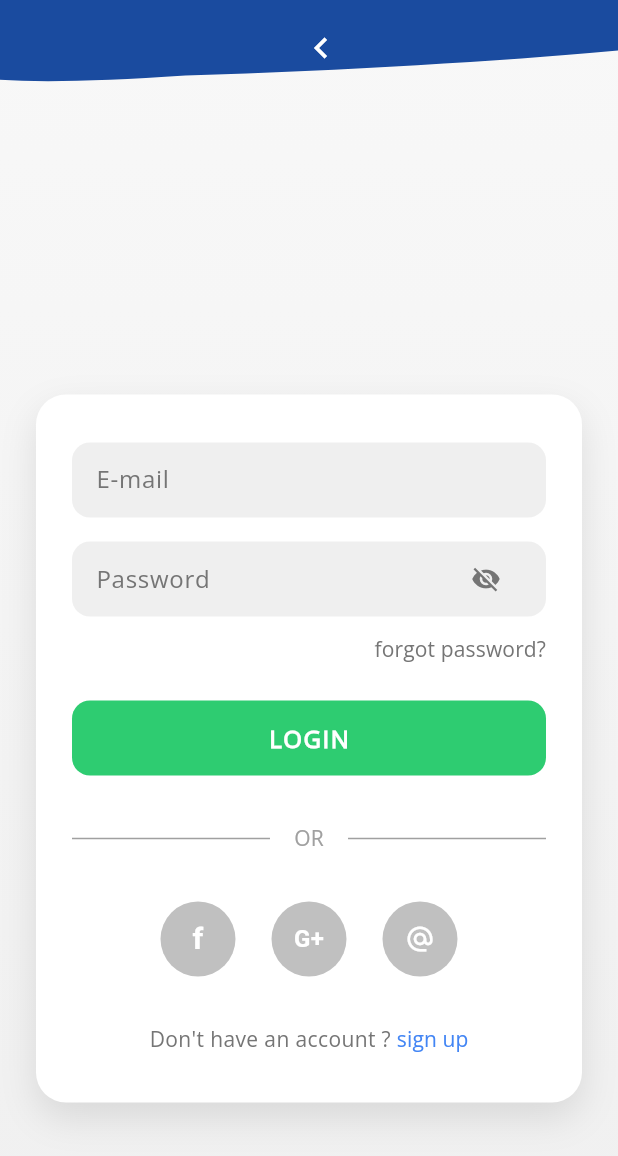
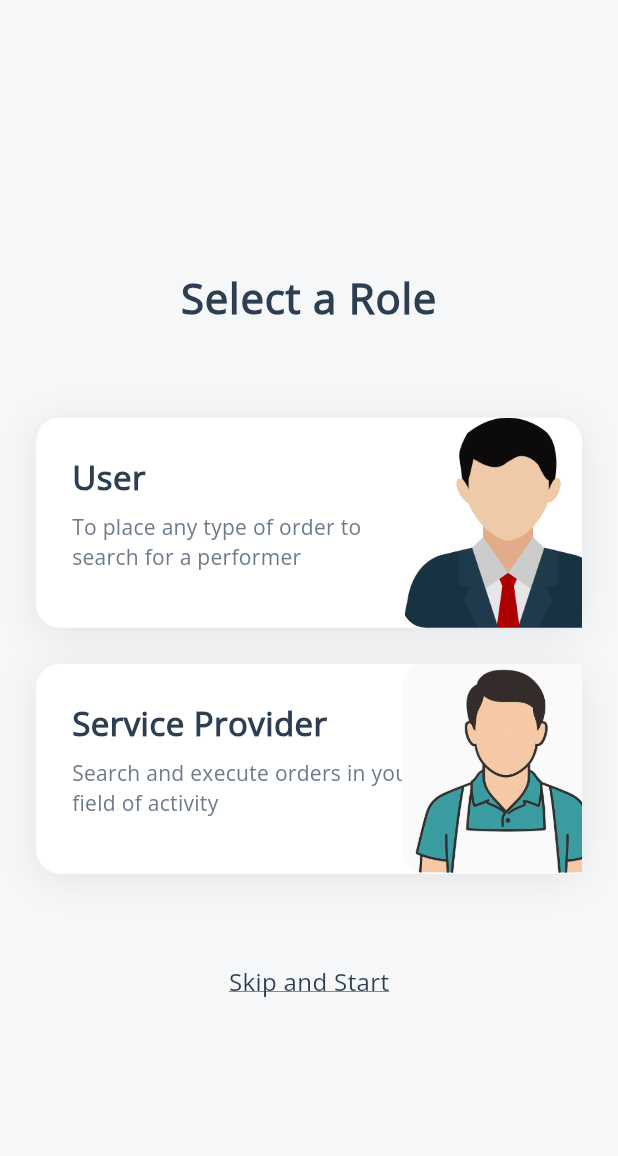
Before and after one commit to FadedShadow17/hamro_service, a Flutter app: the OnboardingScreen screen opened directly, after a tap on "SKIP", on a phone screen of 412 x 824 dp. Shown: the top 1156 px of the screen. Run offline on Flutter 3.47's test engine with Material 3 defaults, Android fonts, the phone set to English and light mode, and no system bars.

Commit message:
Routing fixes and roles choose option added

```diff
--- a/lib/screens/dashboard.dart
+++ b/lib/screens/dashboard.dart
@@ -26,7 +26,7 @@ class _BottomNavigationScreenState extends State<Dashboard> {
       appBar: AppBar(
         title: Text("Dashboard"),
         centerTitle: true,
-        backgroundColor: const Color.fromARGB(255, 25, 28, 237),
+        backgroundColor: const Color.fromARGB(255, 255, 255, 255),
       ),
       body: lstBottomScreen[_selectedIndex],
       bottomNavigationBar: BottomNavigationBar(
--- a/lib/screens/login_screen.dart
+++ b/lib/screens/login_screen.dart
@@ -2,6 +2,7 @@ import 'package:flutter/material.dart';
 import 'package:hamro_service/screens/dashboard.dart';
 import 'package:hamro_service/screens/signup_screen.dart';
 import 'package:hamro_service/screens/forgot_password.dart';
+import 'package:hamro_service/screens/role_screen.dart';
 
 class LoginScreen extends StatelessWidget {
   const LoginScreen({super.key});
@@ -44,13 +45,19 @@ class LoginScreen extends StatelessWidget {
                           color: Colors.white,
                           size: 28,
                         ),
-                        onPressed: () {},
+                        onPressed: () {
+                          Navigator.push(
+                            context,
+                            MaterialPageRoute(
+                              builder: (context) => const RoleScreen(),
+                            ),
+                          );
+                        },
                       ),
                     ),
                   ),
                 ),
               ),
-              // Main content card
               Center(
                 child: SingleChildScrollView(
                   padding: EdgeInsets.only(
@@ -88,12 +95,7 @@ class _CurvedHeaderPainter extends CustomPainter {
         size.width * 0.3,
         size.height * 0.9,
       )
-      ..quadraticBezierTo(
-        size.width * 0.1,
-        size.height,
-        0,
-        size.height * 0.95,
-      )
+      ..quadraticBezierTo(size.width * 0.1, size.height, 0, size.height * 0.95)
       ..lineTo(0, 0)
       ..close();
 
@@ -137,10 +139,7 @@ class _LoginCard extends StatelessWidget {
             child: const TextField(
               decoration: InputDecoration(
                 hintText: 'E-mail',
-                hintStyle: TextStyle(
-                  color: Color(0xFF757575),
-                  fontSize: 16,
-                ),
+                hintStyle: TextStyle(color: Color(0xFF757575), fontSize: 16),
                 border: InputBorder.none,
               ),
             ),
@@ -200,10 +199,7 @@ class _LoginCard extends StatelessWidget {
               ),
               child: const Text(
                 'forgot password?',
-                style: TextStyle(
-                  color: Color(0xFF757575),
-                  fontSize: 14,
-                ),
+                style: TextStyle(color: Color(0xFF757575), fontSize: 14),
               ),
             ),
           ),
@@ -221,9 +217,7 @@ class _LoginCard extends StatelessWidget {
                 borderRadius: BorderRadius.circular(12),
                 onTap: () {
                   Navigator.of(context).pushReplacement(
-                    MaterialPageRoute(
-                      builder: (context) => const Dashboard(),
-                    ),
+                    MaterialPageRoute(builder: (context) => const Dashboard()),
                   );
                 },
                 child: const Center(
@@ -245,10 +239,7 @@ class _LoginCard extends StatelessWidget {
           Row(
             children: [
               Expanded(
-                child: Container(
-                  height: 1,
-                  color: const Color(0xFFA0A0A0),
-                ),
+                child: Container(height: 1, color: const Color(0xFFA0A0A0)),
               ),
               const Padding(
                 padding: EdgeInsets.symmetric(horizontal: 16),
@@ -262,15 +253,12 @@ class _LoginCard extends StatelessWidget {
                 ),
               ),
               Expanded(
-                child: Container(
-                  height: 1,
-                  color: const Color(0xFFA0A0A0),
-                ),
+                child: Container(height: 1, color: const Color(0xFFA0A0A0)),
               ),
             ],
           ),
           const SizedBox(height: 32),
-          // Social login icons
+
           Row(
             mainAxisAlignment: MainAxisAlignment.center,
             children: [
@@ -317,10 +305,7 @@ class _LoginCard extends StatelessWidget {
             children: [
               const Text(
                 'Don\'t have an account ? ',
-                style: TextStyle(
-                  color: Color(0xFF757575),
-                  fontSize: 14,
-                ),
+                style: TextStyle(color: Color(0xFF757575), fontSize: 14),
               ),
               TextButton(
                 onPressed: () {
@@ -357,10 +342,7 @@ class _SocialIcon extends StatelessWidget {
   final Widget child;
   final VoidCallback onTap;
 
-  const _SocialIcon({
-    required this.child,
-    required this.onTap,
-  });
+  const _SocialIcon({required this.child, required this.onTap});
 
   @override
   Widget build(BuildContext context) {
--- a/lib/screens/onboarding/onboarding3.dart
+++ b/lib/screens/onboarding/onboarding3.dart
@@ -1,5 +1,6 @@
 import 'package:flutter/material.dart';
 import 'package:hamro_service/screens/login_screen.dart';
+import 'package:hamro_service/screens/role_screen.dart';
 
 class Onboarding3 extends StatelessWidget {
   const Onboarding3({super.key});
@@ -90,7 +91,7 @@ class Onboarding3 extends StatelessWidget {
                   onTap: () {
                     Navigator.of(context).pushReplacement(
                       MaterialPageRoute(
-                        builder: (context) => const LoginScreen(),
+                        builder: (context) => const RoleScreen(),
                       ),
                     );
                   },
--- a/lib/screens/onboarding/onboarding_screen.dart
+++ b/lib/screens/onboarding/onboarding_screen.dart
@@ -3,6 +3,7 @@ import 'package:hamro_service/screens/onboarding/onboarding1.dart';
 import 'package:hamro_service/screens/onboarding/onboarding2.dart';
 import 'package:hamro_service/screens/onboarding/onboarding3.dart';
 import 'package:hamro_service/screens/login_screen.dart';
+import 'package:hamro_service/screens/role_screen.dart';
 
 class OnboardingScreen extends StatefulWidget {
   const OnboardingScreen({super.key});
@@ -32,7 +33,7 @@ class _OnboardingScreenState extends State<OnboardingScreen> {
 
   void _skipToLogin() {
     Navigator.of(context).pushReplacement(
-      MaterialPageRoute(builder: (context) => const LoginScreen()),
+      MaterialPageRoute(builder: (context) => const RoleScreen()),
     );
   }
 
@@ -43,7 +44,6 @@ class _OnboardingScreenState extends State<OnboardingScreen> {
       body: SafeArea(
         child: Column(
           children: [
-
             Padding(
               padding: const EdgeInsets.symmetric(horizontal: 20, vertical: 16),
               child: Row(
@@ -70,7 +70,6 @@ class _OnboardingScreenState extends State<OnboardingScreen> {
               ),
             ),
 
-
             Expanded(
               child: PageView(
                 controller: _pageController,
@@ -86,7 +85,6 @@ class _OnboardingScreenState extends State<OnboardingScreen> {
                 ],
               ),
             ),
-
 
             Padding(
               padding: const EdgeInsets.symmetric(vertical: 16),
--- /dev/null
+++ b/lib/screens/role_screen.dart
@@ -0,0 +1,217 @@
+import 'package:flutter/material.dart';
+import 'package:hamro_service/screens/login_screen.dart';
+
+class RoleScreen extends StatelessWidget {
+  const RoleScreen({super.key});
+
+  @override
+  Widget build(BuildContext context) {
+    return Scaffold(
+      backgroundColor: const Color(0xFFF5F7F9),
+      body: SafeArea(
+        child: LayoutBuilder(
+          builder: (context, constraints) {
+            return SingleChildScrollView(
+              child: ConstrainedBox(
+                constraints: BoxConstraints(
+                  minHeight:
+                      constraints.maxHeight -
+                      MediaQuery.of(context).padding.top -
+                      MediaQuery.of(context).padding.bottom,
+                ),
+                child: Padding(
+                  padding: const EdgeInsets.symmetric(horizontal: 24.0),
+                  child: Column(
+                    mainAxisAlignment: MainAxisAlignment.center,
+                    children: [
+                      const SizedBox(height: 60),
+
+                      // Title
+                      const Text(
+                        'Select a Role',
+                        textAlign: TextAlign.center,
+                        style: TextStyle(
+                          fontSize: 28,
+                          fontWeight: FontWeight.bold,
+                          color: Color(0xFF2C3E50),
+                          fontFamily: 'OpenSans Regular',
+                          letterSpacing: 0.5,
+                        ),
+                      ),
+
+                      const SizedBox(height: 60),
+
+                      // User Card
+                      _RoleCard(
+                        title: 'User',
+                        description:
+                            'To place any type of order to search for a performer',
+                        imagePath: 'assets/images/user.png',
+                        onTap: () {
+                          Navigator.push(
+                            context,
+                            MaterialPageRoute(
+                              builder: (context) => const LoginScreen(),
+                            ),
+                          );
+                        },
+                      ),
+
+                      const SizedBox(height: 24),
+
+                      // Service Provider Card
+                      _RoleCard(
+                        title: 'Service Provider',
+                        description:
+                            'Search and execute orders in your field of activity',
+                        imagePath: 'assets/images/service_provider.png',
+                        onTap: () {
+                          Navigator.push(
+                            context,
+                            MaterialPageRoute(
+                              builder: (context) => const LoginScreen(),
+                            ),
+                          );
+                        },
+                      ),
+
+                      const SizedBox(height: 60),
+
+                      // Skip and Start Link
+                      InkWell(
+                        onTap: () {
+                          Navigator.push(
+                            context,
+                            MaterialPageRoute(
+                              builder: (context) => const LoginScreen(),
+                            ),
+                          );
+                        },
+                        child: const Text(
+                          'Skip and Start',
+                          style: TextStyle(
+                            fontSize: 16,
+                            color: Color(0xFF2C3E50),
+                            fontFamily: 'OpenSans Regular',
+                            decoration: TextDecoration.underline,
+                            decorationColor: Color(0xFF2C3E50),
+                          ),
+                        ),
+                      ),
+
+                      const SizedBox(height: 40),
+                    ],
+                  ),
+                ),
+              ),
+            );
+          },
+        ),
+      ),
+    );
+  }
+}
+
+class _RoleCard extends StatelessWidget {
+  final String title;
+  final String description;
+  final String imagePath;
+  final VoidCallback onTap;
+
+  const _RoleCard({
+    required this.title,
+    required this.description,
+    required this.imagePath,
+    required this.onTap,
+  });
+
+  @override
+  Widget build(BuildContext context) {
+    return InkWell(
+      onTap: onTap,
+      borderRadius: BorderRadius.circular(16),
+      child: Container(
+        height: 140,
+        decoration: BoxDecoration(
+          color: Colors.white,
+          borderRadius: BorderRadius.circular(16),
+          boxShadow: [
+            BoxShadow(
+              color: Colors.black.withOpacity(0.08),
+              blurRadius: 20,
+              offset: const Offset(0, 4),
+            ),
+          ],
+        ),
+        child: Stack(
+          children: [
+            // Content Section (Left Side)
+            Padding(
+              padding: const EdgeInsets.only(left: 24, top: 24, right: 100),
+              child: Column(
+                crossAxisAlignment: CrossAxisAlignment.start,
+                children: [
+                  Text(
+                    title,
+                    style: const TextStyle(
+                      fontSize: 22,
+                      fontWeight: FontWeight.bold,
+                      color: Color(0xFF2C3E50),
+                      fontFamily: 'OpenSans Regular',
+                      letterSpacing: 0.3,
+                    ),
+                  ),
+                  const SizedBox(height: 8),
+                  Text(
+                    description,
+                    style: const TextStyle(
+                      fontSize: 14,
+                      fontWeight: FontWeight.normal,
+                      color: Color(0xFF6C7A89),
+                      fontFamily: 'OpenSans Regular',
+                      height: 1.4,
+                      letterSpacing: 0.2,
+                    ),
+                  ),
+                ],
+              ),
+            ),
+
+            // Image Section (Right Side with Overlap)
+            Positioned(
+              right: -20,
+              top: 0,
+              bottom: 0,
+              child: Container(
+                width: 140,
+                height: 140,
+                decoration: BoxDecoration(
+                  borderRadius: BorderRadius.circular(16),
+                ),
+                child: ClipRRect(
+                  borderRadius: BorderRadius.circular(16),
+                  child: Image.asset(
+                    imagePath,
+                    fit: BoxFit.cover,
+                    errorBuilder: (context, error, stackTrace) {
+                      return Container(
+                        color: const Color(0xFFE0E0E0),
+                        child: const Center(
+                          child: Icon(
+                            Icons.person,
+                            size: 60,
+                            color: Color(0xFF9E9E9E),
+                          ),
+                        ),
+                      );
+                    },
+                  ),
+                ),
+              ),
+            ),
+          ],
+        ),
+      ),
+    );
+  }
+}
```
Also changed, not shown: assets/images/service_provider.png (added), assets/images/user.png (added).
